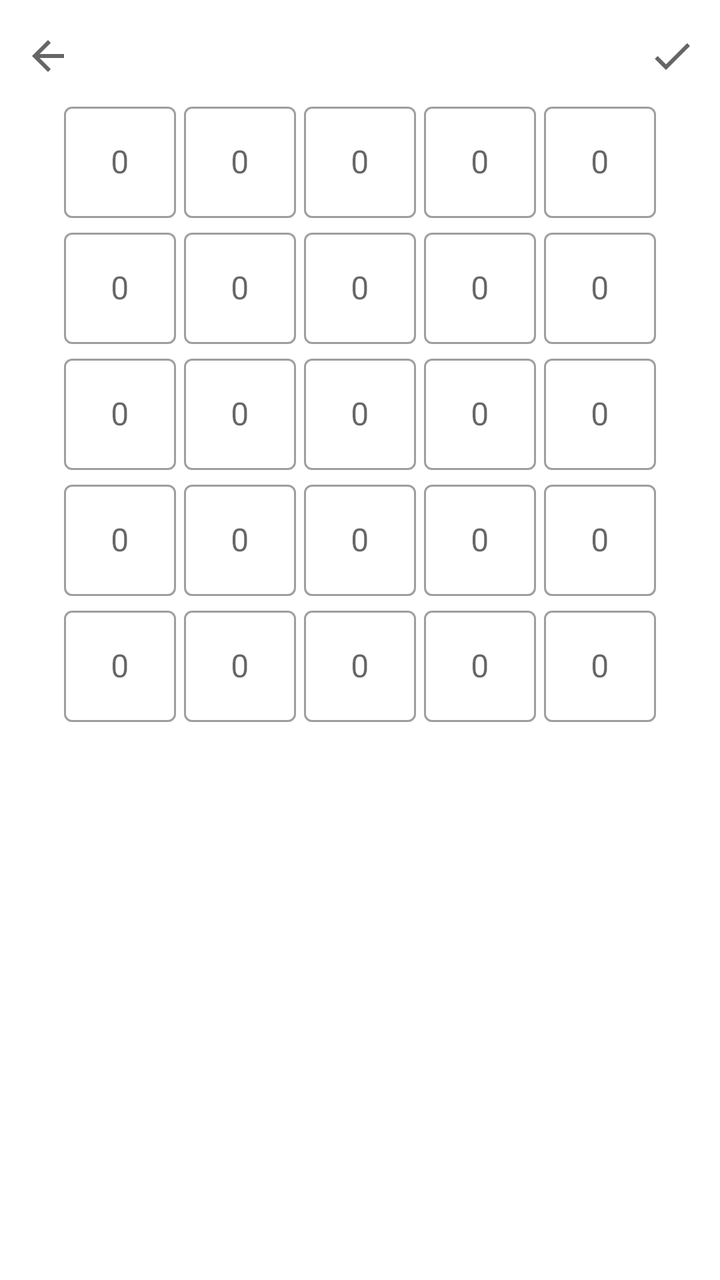
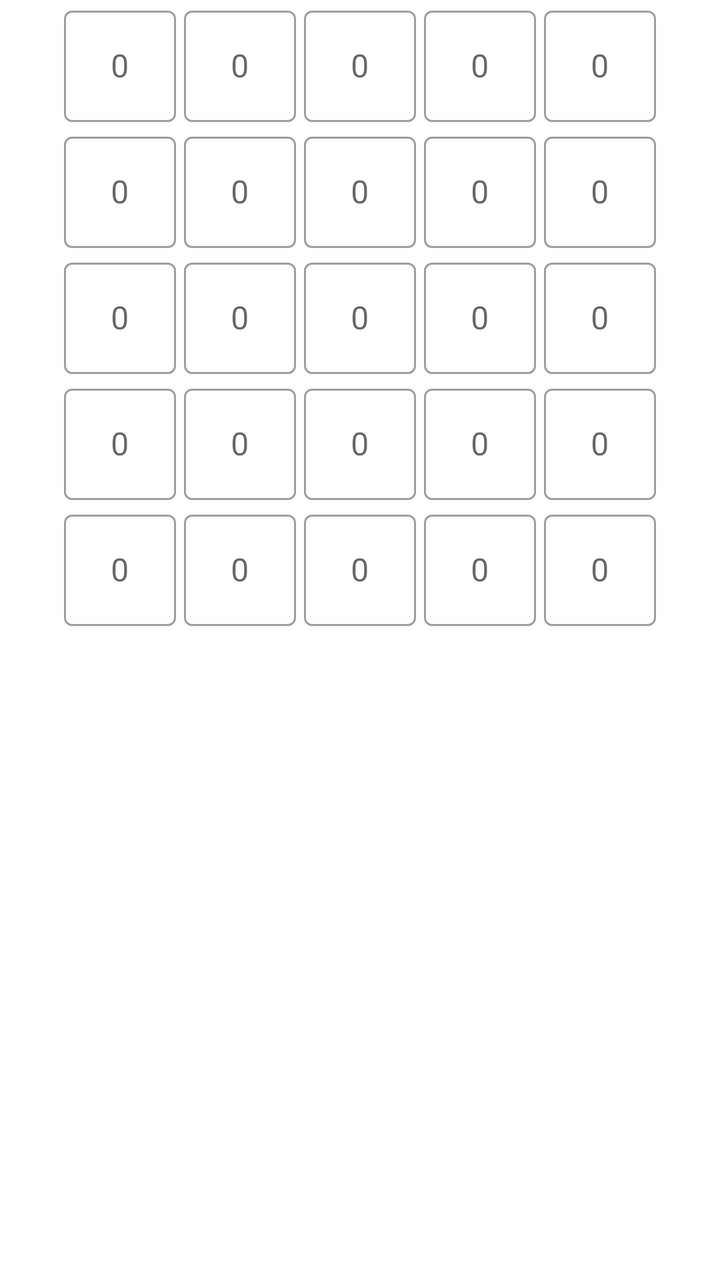

Screens rendered from an Android XML layout before and after an edit, with the pre-edit source and the edit as a unified diff.
<!-- AndroidManifest.xml: application theme Theme.Matscape -->
<!-- res/layout/fragment_matrix_edit.xml -->
<?xml version="1.0" encoding="utf-8"?>
<androidx.constraintlayout.widget.ConstraintLayout xmlns:android="http://schemas.android.com/apk/res/android"
    xmlns:app="http://schemas.android.com/apk/res-auto"
    xmlns:tools="http://schemas.android.com/tools"
    android:layout_width="match_parent"
    android:layout_height="match_parent"
    tools:context=".Fragments.MatrixFragment.EditMatrixFragment">

    <ImageView
        android:id="@+id/ChangeMatrixActivityBack"
        android:layout_width="40dp"
        android:layout_height="40dp"
        android:layout_marginStart="4dp"
        android:layout_marginTop="8dp"
        android:padding="8dp"
        android:background="?attr/selectableItemBackgroundBorderless"
        android:clickable="true"
        android:contentDescription="@string/desc_back"
        android:focusable="true"
        android:src="@drawable/ic_back"
        app:layout_constraintStart_toStartOf="parent"
        app:layout_constraintTop_toTopOf="parent" />

    <ImageView
        android:id="@+id/ChangeMatrixActivitySave"
        android:layout_width="40dp"
        android:layout_height="40dp"
        android:layout_marginEnd="4dp"
        android:layout_marginTop="8dp"
        android:padding="8dp"
        android:background="?attr/selectableItemBackgroundBorderless"
        android:clickable="true"
        android:contentDescription="@string/desc_save"
        android:focusable="true"
        android:src="@drawable/ic_save"
        app:layout_constraintEnd_toEndOf="parent"
        app:layout_constraintTop_toTopOf="parent" />

    <HorizontalScrollView
        android:layout_width="wrap_content"
        android:layout_height="wrap_content"
        android:scrollbars="none"
        app:layout_constraintEnd_toEndOf="parent"
        app:layout_constraintStart_toStartOf="parent"
        app:layout_constraintTop_toBottomOf="@+id/ChangeMatrixActivityBack">

        <LinearLayout
            android:layout_width="wrap_content"
            android:layout_height="wrap_content"
            android:orientation="horizontal">

            <LinearLayout
                style="@style/ChangeMatrixLinearLayouts"
                app:layout_constraintTop_toBottomOf="@+id/imageView">

                <com.google.android.material.textfield.TextInputLayout
                    android:id="@+id/ChangeMatrixLayout11"
                    style="@style/Widget.MaterialComponents.TextInputLayout.OutlinedBox"
                    android:layout_width="wrap_content"
                    android:layout_height="wrap_content"
                    android:gravity="center"
                    android:hint="@string/hint_textInputLayout">

                    <com.google.android.material.textfield.TextInputEditText
                        android:id="@+id/ChangeMatrixField11"
                        style="@style/ChangeMatrixMaterialFields" />

                </com.google.android.material.textfield.TextInputLayout>

                <com.google.android.material.textfield.TextInputLayout
                    android:id="@+id/ChangeMatrixLayout21"
                    style="@style/Widget.MaterialComponents.TextInputLayout.OutlinedBox"
                    android:layout_width="wrap_content"
                    android:layout_height="wrap_content"
                    android:gravity="center"
                    android:hint="@string/hint_textInputLayout">

                    <com.google.android.material.textfield.TextInputEditText
                        android:id="@+id/ChangeMatrixField21"
                        style="@style/ChangeMatrixMaterialFields" />

                </com.google.android.material.textfield.TextInputLayout>

                <com.google.android.material.textfield.TextInputLayout
                    android:id="@+id/ChangeMatrixLayout31"
                    style="@style/Widget.MaterialComponents.TextInputLayout.OutlinedBox"
                    android:layout_width="wrap_content"
                    android:layout_height="wrap_content"
                    android:gravity="center"
                    android:hint="@string/hint_textInputLayout">

                    <com.google.android.material.textfield.TextInputEditText
                        android:id="@+id/ChangeMatrixField31"
                        style="@style/ChangeMatrixMaterialFields" />

                </com.google.android.material.textfield.TextInputLayout>

                <com.google.android.material.textfield.TextInputLayout
                    android:id="@+id/ChangeMatrixLayout41"
                    style="@style/Widget.MaterialComponents.TextInputLayout.OutlinedBox"
                    android:layout_width="wrap_content"
                    android:layout_height="wrap_content"
                    android:gravity="center"
                    android:hint="@string/hint_textInputLayout">

                    <com.google.android.material.textfield.TextInputEditText
                        android:id="@+id/ChangeMatrixField41"
                        style="@style/ChangeMatrixMaterialFields" />

                </com.google.android.material.textfield.TextInputLayout>

                <com.google.android.material.textfield.TextInputLayout
                    android:id="@+id/ChangeMatrixLayout51"
                    style="@style/Widget.MaterialComponents.TextInputLayout.OutlinedBox"
                    android:layout_width="wrap_content"
                    android:layout_height="wrap_content"
                    android:gravity="center"
                    android:hint="@string/hint_textInputLayout">

                    <com.google.android.material.textfield.TextInputEditText
                        android:id="@+id/ChangeMatrixField51"
                        style="@style/ChangeMatrixMaterialFields" />

                </com.google.android.material.textfield.TextInputLayout>

            </LinearLayout>

            <LinearLayout
                style="@style/ChangeMatrixLinearLayouts"
                app:layout_constraintTop_toBottomOf="@+id/imageView">

                <com.google.android.material.textfield.TextInputLayout
                    android:id="@+id/ChangeMatrixLayout12"
                    style="@style/Widget.MaterialComponents.TextInputLayout.OutlinedBox"
                    android:layout_width="wrap_content"
                    android:layout_height="wrap_content"
                    android:gravity="center"
                    android:hint="@string/hint_textInputLayout">

                    <com.google.android.material.textfield.TextInputEditText
                        android:id="@+id/ChangeMatrixField12"
                        style="@style/ChangeMatrixMaterialFields" />

                </com.google.android.material.textfield.TextInputLayout>

                <com.google.android.material.textfield.TextInputLayout
                    android:id="@+id/ChangeMatrixLayout22"
                    style="@style/Widget.MaterialComponents.TextInputLayout.OutlinedBox"
                    android:layout_width="wrap_content"
                    android:layout_height="wrap_content"
                    android:gravity="center"
                    android:hint="@string/hint_textInputLayout">

                    <com.google.android.material.textfield.TextInputEditText
                        android:id="@+id/ChangeMatrixField22"
                        style="@style/ChangeMatrixMaterialFields" />

                </com.google.android.material.textfield.TextInputLayout>

                <com.google.android.material.textfield.TextInputLayout
                    android:id="@+id/ChangeMatrixLayout32"
                    style="@style/Widget.MaterialComponents.TextInputLayout.OutlinedBox"
                    android:layout_width="wrap_content"
                    android:layout_height="wrap_content"
                    android:gravity="center"
                    android:hint="@string/hint_textInputLayout">

                    <com.google.android.material.textfield.TextInputEditText
                        android:id="@+id/ChangeMatrixField32"
                        style="@style/ChangeMatrixMaterialFields" />

                </com.google.android.material.textfield.TextInputLayout>

                <com.google.android.material.textfield.TextInputLayout
                    android:id="@+id/ChangeMatrixLayout42"
                    style="@style/Widget.MaterialComponents.TextInputLayout.OutlinedBox"
                    android:layout_width="wrap_content"
                    android:layout_height="wrap_content"
                    android:gravity="center"
                    android:hint="@string/hint_textInputLayout">

                    <com.google.android.material.textfield.TextInputEditText
                        android:id="@+id/ChangeMatrixField42"
                        style="@style/ChangeMatrixMaterialFields" />

                </com.google.android.material.textfield.TextInputLayout>

                <com.google.android.material.textfield.TextInputLayout
                    android:id="@+id/ChangeMatrixLayout52"
                    style="@style/Widget.MaterialComponents.TextInputLayout.OutlinedBox"
                    android:layout_width="wrap_content"
                    android:layout_height="wrap_content"
                    android:gravity="center"
                    android:hint="@string/hint_textInputLayout">

                    <com.google.android.material.textfield.TextInputEditText
                        android:id="@+id/ChangeMatrixField52"
                        style="@style/ChangeMatrixMaterialFields" />

                </com.google.android.material.textfield.TextInputLayout>

            </LinearLayout>

            <LinearLayout
                style="@style/ChangeMatrixLinearLayouts"
                app:layout_constraintTop_toBottomOf="@+id/imageView">

                <com.google.android.material.textfield.TextInputLayout
                    android:id="@+id/ChangeMatrixLayout13"
                    style="@style/Widget.MaterialComponents.TextInputLayout.OutlinedBox"
                    android:layout_width="wrap_content"
                    android:layout_height="wrap_content"
                    android:gravity="center"
                    android:hint="@string/hint_textInputLayout">

                    <com.google.android.material.textfield.TextInputEditText
                        android:id="@+id/ChangeMatrixField13"
                        style="@style/ChangeMatrixMaterialFields" />

                </com.google.android.material.textfield.TextInputLayout>

                <com.google.android.material.textfield.TextInputLayout
                    android:id="@+id/ChangeMatrixLayout23"
                    style="@style/Widget.MaterialComponents.TextInputLayout.OutlinedBox"
                    android:layout_width="wrap_content"
                    android:layout_height="wrap_content"
                    android:gravity="center"
                    android:hint="@string/hint_textInputLayout">

                    <com.google.android.material.textfield.TextInputEditText
                        android:id="@+id/ChangeMatrixField23"
                        style="@style/ChangeMatrixMaterialFields" />

                </com.google.android.material.textfield.TextInputLayout>

                <com.google.android.material.textfield.TextInputLayout
                    android:id="@+id/ChangeMatrixLayout33"
                    style="@style/Widget.MaterialComponents.TextInputLayout.OutlinedBox"
                    android:layout_width="wrap_content"
                    android:layout_height="wrap_content"
                    android:gravity="center"
                    android:hint="@string/hint_textInputLayout">

                    <com.google.android.material.textfield.TextInputEditText
                        android:id="@+id/ChangeMatrixField33"
                        style="@style/ChangeMatrixMaterialFields" />

                </com.google.android.material.textfield.TextInputLayout>

                <com.google.android.material.textfield.TextInputLayout
                    android:id="@+id/ChangeMatrixLayout43"
                    style="@style/Widget.MaterialComponents.TextInputLayout.OutlinedBox"
                    android:layout_width="wrap_content"
                    android:layout_height="wrap_content"
                    android:gravity="center"
                    android:hint="@string/hint_textInputLayout">

                    <com.google.android.material.textfield.TextInputEditText
                        android:id="@+id/ChangeMatrixField43"
                        style="@style/ChangeMatrixMaterialFields" />

                </com.google.android.material.textfield.TextInputLayout>

                <com.google.android.material.textfield.TextInputLayout
                    android:id="@+id/ChangeMatrixLayout53"
                    style="@style/Widget.MaterialComponents.TextInputLayout.OutlinedBox"
                    android:layout_width="wrap_content"
                    android:layout_height="wrap_content"
                    android:gravity="center"
                    android:hint="@string/hint_textInputLayout">

                    <com.google.android.material.textfield.TextInputEditText
                        android:id="@+id/ChangeMatrixField53"
                        style="@style/ChangeMatrixMaterialFields" />

                </com.google.android.material.textfield.TextInputLayout>

            </LinearLayout>

            <LinearLayout
                style="@style/ChangeMatrixLinearLayouts"
                app:layout_constraintTop_toBottomOf="@+id/imageView">

                <com.google.android.material.textfield.TextInputLayout
                    android:id="@+id/ChangeMatrixLayout14"
                    style="@style/Widget.MaterialComponents.TextInputLayout.OutlinedBox"
                    android:layout_width="wrap_content"
                    android:layout_height="wrap_content"
                    android:gravity="center"
                    android:hint="@string/hint_textInputLayout">

                    <com.google.android.material.textfield.TextInputEditText
                        android:id="@+id/ChangeMatrixField14"
                        style="@style/ChangeMatrixMaterialFields" />

                </com.google.android.material.textfield.TextInputLayout>

                <com.google.android.material.textfield.TextInputLayout
                    android:id="@+id/ChangeMatrixLayout24"
                    style="@style/Widget.MaterialComponents.TextInputLayout.OutlinedBox"
                    android:layout_width="wrap_content"
                    android:layout_height="wrap_content"
                    android:gravity="center"
                    android:hint="@string/hint_textInputLayout">

                    <com.google.android.material.textfield.TextInputEditText
                        android:id="@+id/ChangeMatrixField24"
                        style="@style/ChangeMatrixMaterialFields" />

                </com.google.android.material.textfield.TextInputLayout>

                <com.google.android.material.textfield.TextInputLayout
                    android:id="@+id/ChangeMatrixLayout34"
                    style="@style/Widget.MaterialComponents.TextInputLayout.OutlinedBox"
                    android:layout_width="wrap_content"
                    android:layout_height="wrap_content"
                    android:gravity="center"
                    android:hint="@string/hint_textInputLayout">

                    <com.google.android.material.textfield.TextInputEditText
                        android:id="@+id/ChangeMatrixField34"
                        style="@style/ChangeMatrixMaterialFields" />

                </com.google.android.material.textfield.TextInputLayout>

                <com.google.android.material.textfield.TextInputLayout
                    android:id="@+id/ChangeMatrixLayout44"
                    style="@style/Widget.MaterialComponents.TextInputLayout.OutlinedBox"
                    android:layout_width="wrap_content"
                    android:layout_height="wrap_content"
                    android:gravity="center"
                    android:hint="@string/hint_textInputLayout">

                    <com.google.android.material.textfield.TextInputEditText
                        android:id="@+id/ChangeMatrixField44"
                        style="@style/ChangeMatrixMaterialFields" />

                </com.google.android.material.textfield.TextInputLayout>

                <com.google.android.material.textfield.TextInputLayout
                    android:id="@+id/ChangeMatrixLayout54"
                    style="@style/Widget.MaterialComponents.TextInputLayout.OutlinedBox"
                    android:layout_width="wrap_content"
                    android:layout_height="wrap_content"
                    android:gravity="center"
                    android:hint="@string/hint_textInputLayout">

                    <com.google.android.material.textfield.TextInputEditText
                        android:id="@+id/ChangeMatrixField54"
                        style="@style/ChangeMatrixMaterialFields" />

                </com.google.android.material.textfield.TextInputLayout>

            </LinearLayout>

            <LinearLayout
                style="@style/ChangeMatrixLinearLayouts"
                app:layout_constraintTop_toBottomOf="@+id/imageView">

                <com.google.android.material.textfield.TextInputLayout
                    android:id="@+id/ChangeMatrixLayout15"
                    style="@style/Widget.MaterialComponents.TextInputLayout.OutlinedBox"
                    android:layout_width="wrap_content"
                    android:layout_height="wrap_content"
                    android:gravity="center"
                    android:hint="@string/hint_textInputLayout">

                    <com.google.android.material.textfield.TextInputEditText
                        android:id="@+id/ChangeMatrixField15"
                        style="@style/ChangeMatrixMaterialFields" />

                </com.google.android.material.textfield.TextInputLayout>

                <com.google.android.material.textfield.TextInputLayout
                    android:id="@+id/ChangeMatrixLayout25"
                    style="@style/Widget.MaterialComponents.TextInputLayout.OutlinedBox"
                    android:layout_width="wrap_content"
                    android:layout_height="wrap_content"
                    android:gravity="center"
                    android:hint="@string/hint_textInputLayout">

                    <com.google.android.material.textfield.TextInputEditText
                        android:id="@+id/ChangeMatrixField25"
                        style="@style/ChangeMatrixMaterialFields" />

                </com.google.android.material.textfield.TextInputLayout>

                <com.google.android.material.textfield.TextInputLayout
                    android:id="@+id/ChangeMatrixLayout35"
                    style="@style/Widget.MaterialComponents.TextInputLayout.OutlinedBox"
                    android:layout_width="wrap_content"
                    android:layout_height="wrap_content"
                    android:gravity="center"
                    android:hint="@string/hint_textInputLayout">

                    <com.google.android.material.textfield.TextInputEditText
                        android:id="@+id/ChangeMatrixField35"
                        style="@style/ChangeMatrixMaterialFields" />

                </com.google.android.material.textfield.TextInputLayout>

                <com.google.android.material.textfield.TextInputLayout
                    android:id="@+id/ChangeMatrixLayout45"
                    style="@style/Widget.MaterialComponents.TextInputLayout.OutlinedBox"
                    android:layout_width="wrap_content"
                    android:layout_height="wrap_content"
                    android:gravity="center"
                    android:hint="@string/hint_textInputLayout">

                    <com.google.android.material.textfield.TextInputEditText
                        android:id="@+id/ChangeMatrixField45"
                        style="@style/ChangeMatrixMaterialFields" />

                </com.google.android.material.textfield.TextInputLayout>

                <com.google.android.material.textfield.TextInputLayout
                    android:id="@+id/ChangeMatrixLayout55"
                    style="@style/Widget.MaterialComponents.TextInputLayout.OutlinedBox"
                    android:layout_width="wrap_content"
                    android:layout_height="wrap_content"
                    android:gravity="center"
                    android:hint="@string/hint_textInputLayout">

                    <com.google.android.material.textfield.TextInputEditText
                        android:id="@+id/ChangeMatrixField55"
                        style="@style/ChangeMatrixMaterialFields" />

                </com.google.android.material.textfield.TextInputLayout>

            </LinearLayout>

        </LinearLayout>
    </HorizontalScrollView>



</androidx.constraintlayout.widget.ConstraintLayout>
<!-- resources referenced by this layout -->
<resources>
  <!-- drawable ic_back (drawable) -->
  <vector xmlns:android="http://schemas.android.com/apk/res/android"
      android:width="24dp"
      android:height="24dp"
      android:viewportWidth="24"
      android:viewportHeight="24"
      android:tint="?attr/colorControlNormal"
      android:autoMirrored="true">
    <path
        android:fillColor="@android:color/white"
        android:pathData="M20,11H7.83l5.59,-5.59L12,4l-8,8 8,8 1.41,-1.41L7.83,13H20v-2z"/>
  </vector>
  <!-- drawable ic_save (drawable) -->
  <vector xmlns:android="http://schemas.android.com/apk/res/android"
      android:width="24dp"
      android:height="24dp"
      android:viewportWidth="24"
      android:viewportHeight="24"
      android:tint="?attr/colorControlNormal">
    <path
        android:fillColor="@android:color/white"
        android:pathData="M9,16.17L4.83,12l-1.42,1.41L9,19 21,7l-1.41,-1.41z"/>
  </vector>
  <string name="desc_back">Go Back</string>
  <string name="desc_save">Save Changes</string>
  <string name="hint_textInputLayout">0</string>
  <style name="ChangeMatrixLinearLayouts">
          <item name="android:layout_width">wrap_content</item>
          <item name="android:layout_height">wrap_content</item>
          <item name="android:orientation">vertical</item>
          <item name="android:gravity">center</item>
      </style>
  
      //for ChangeMatrix text input layouts
  <style name="ChangeMatrixMaterialFields">
          <item name="android:layout_width">wrap_content</item>
          <item name="android:layout_height">wrap_content</item>
          <item name="android:layout_margin">2dp</item>
          <item name="android:inputType">numberSigned</item>
          <item name="android:gravity">center</item>
      </style>
  <style name="Theme.Matscape" parent="Theme.MaterialComponents.DayNight.NoActionBar">
          
          <item name="colorPrimary">@color/purple_500</item>
          <item name="colorPrimaryVariant">@color/purple_700</item>
          <item name="colorOnPrimary">@color/white</item>
          
          <item name="colorSecondary">@color/teal_200</item>
          <item name="colorSecondaryVariant">@color/teal_700</item>
          <item name="colorOnSecondary">@color/black</item>
          
          <item name="android:statusBarColor" tools:targetApi="l">?attr/colorPrimaryVariant</item>
          
      </style>
  <color name="purple_500">#FF6200EE</color>
  <color name="purple_700">#FF3700B3</color>
  <color name="white">#FFFFFFFF</color>
  <color name="teal_200">#FF03DAC5</color>
  <color name="teal_700">#FF018786</color>
  <color name="black">#FF000000</color>
</resources>

<!-- the commit's change to res/layout/fragment_matrix_edit.xml (unified diff, before → after) -->
@@ -6,43 +6,13 @@
     android:layout_height="match_parent"
     tools:context=".Fragments.MatrixFragment.EditMatrixFragment">
 
-    <ImageView
-        android:id="@+id/ChangeMatrixActivityBack"
-        android:layout_width="40dp"
-        android:layout_height="40dp"
-        android:layout_marginStart="4dp"
-        android:layout_marginTop="8dp"
-        android:padding="8dp"
-        android:background="?attr/selectableItemBackgroundBorderless"
-        android:clickable="true"
-        android:contentDescription="@string/desc_back"
-        android:focusable="true"
-        android:src="@drawable/ic_back"
-        app:layout_constraintStart_toStartOf="parent"
-        app:layout_constraintTop_toTopOf="parent" />
-
-    <ImageView
-        android:id="@+id/ChangeMatrixActivitySave"
-        android:layout_width="40dp"
-        android:layout_height="40dp"
-        android:layout_marginEnd="4dp"
-        android:layout_marginTop="8dp"
-        android:padding="8dp"
-        android:background="?attr/selectableItemBackgroundBorderless"
-        android:clickable="true"
-        android:contentDescription="@string/desc_save"
-        android:focusable="true"
-        android:src="@drawable/ic_save"
-        app:layout_constraintEnd_toEndOf="parent"
-        app:layout_constraintTop_toTopOf="parent" />
-
     <HorizontalScrollView
         android:layout_width="wrap_content"
         android:layout_height="wrap_content"
         android:scrollbars="none"
         app:layout_constraintEnd_toEndOf="parent"
         app:layout_constraintStart_toStartOf="parent"
-        app:layout_constraintTop_toBottomOf="@+id/ChangeMatrixActivityBack">
+        app:layout_constraintTop_toTopOf="parent">
 
         <LinearLayout
             android:layout_width="wrap_content"
<!-- resource entries referenced after the edit -->
@@ -1,30 +1,5 @@
 <!-- resources referenced by this layout -->
 <resources>
-  <!-- drawable ic_back (drawable) -->
-  <vector xmlns:android="http://schemas.android.com/apk/res/android"
-      android:width="24dp"
-      android:height="24dp"
-      android:viewportWidth="24"
-      android:viewportHeight="24"
-      android:tint="?attr/colorControlNormal"
-      android:autoMirrored="true">
-    <path
-        android:fillColor="@android:color/white"
-        android:pathData="M20,11H7.83l5.59,-5.59L12,4l-8,8 8,8 1.41,-1.41L7.83,13H20v-2z"/>
-  </vector>
-  <!-- drawable ic_save (drawable) -->
-  <vector xmlns:android="http://schemas.android.com/apk/res/android"
-      android:width="24dp"
-      android:height="24dp"
-      android:viewportWidth="24"
-      android:viewportHeight="24"
-      android:tint="?attr/colorControlNormal">
-    <path
-        android:fillColor="@android:color/white"
-        android:pathData="M9,16.17L4.83,12l-1.42,1.41L9,19 21,7l-1.41,-1.41z"/>
-  </vector>
-  <string name="desc_back">Go Back</string>
-  <string name="desc_save">Save Changes</string>
   <string name="hint_textInputLayout">0</string>
   <style name="ChangeMatrixLinearLayouts">
           <item name="android:layout_width">wrap_content</item>
